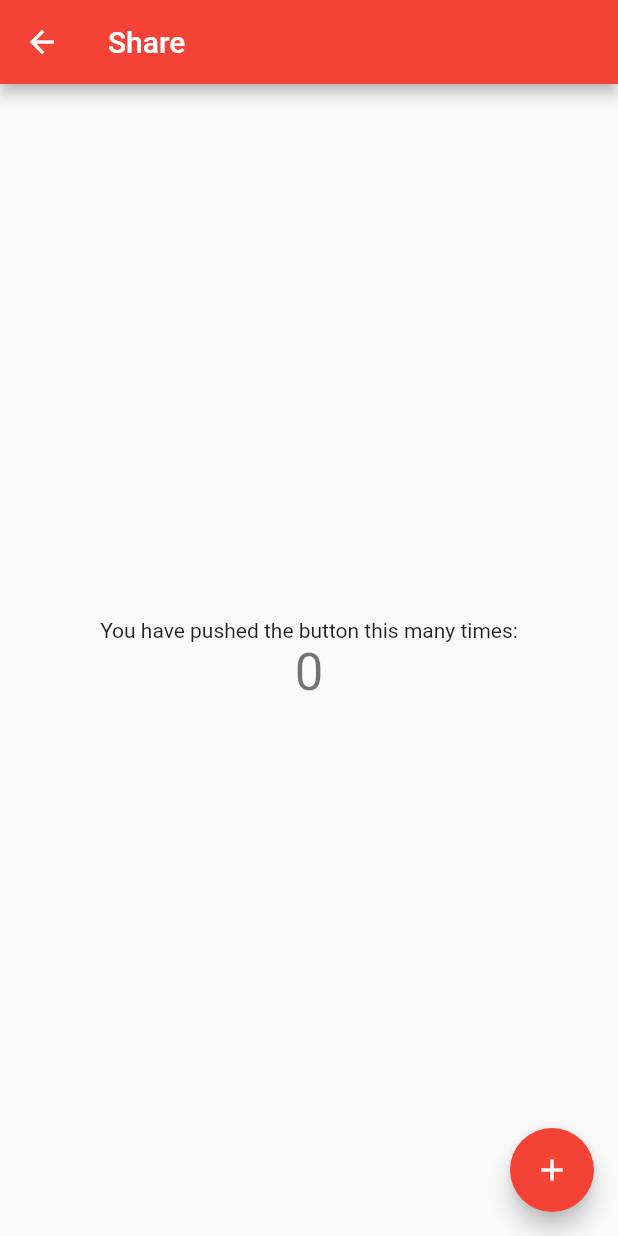
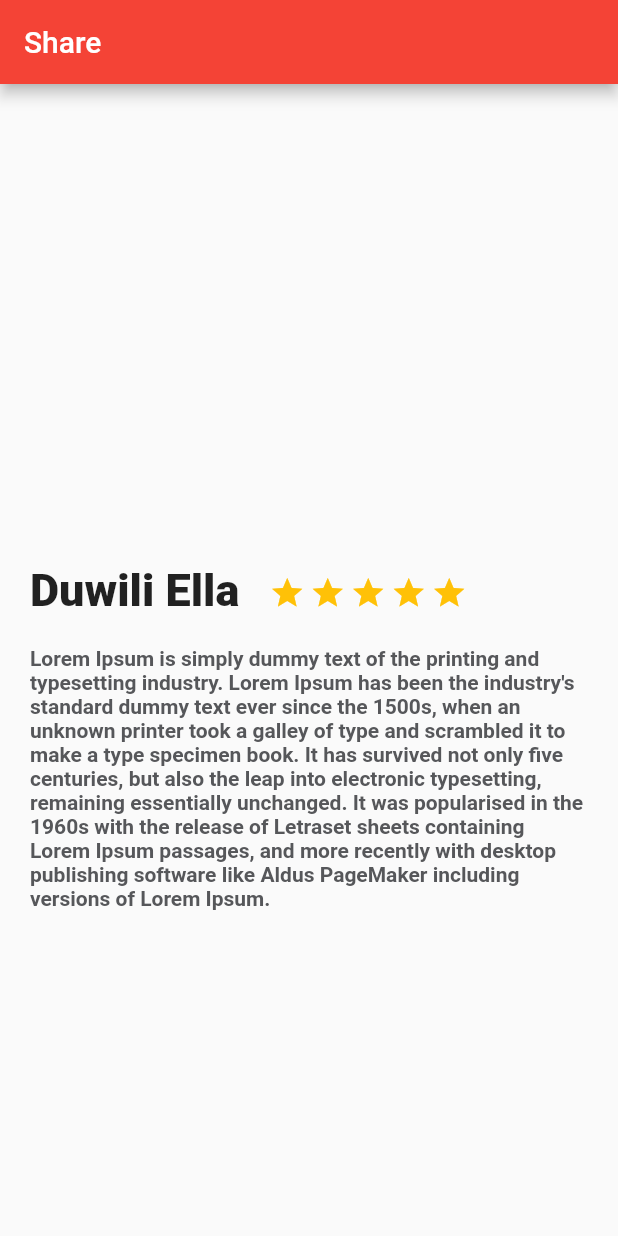
Before and after one commit to demanzanoc/first_flutter_app, a Flutter app: the screen it shows after launch, on a phone screen of 412 x 824 dp. Run offline on Flutter 3.47's test engine with Material 2 defaults, Android fonts, the phone set to English and light mode, and no system bars.

Commit message:
Se agregan componentes de texto e iconos de estrellas en descripción de pantalla

```diff
--- /dev/null
+++ b/lib/description_place.dart
@@ -0,0 +1,68 @@
+import 'package:flutter/material.dart';
+
+class DescriptionPlace extends StatelessWidget {
+  DescriptionPlace({super.key});
+
+  String description =
+      "Lorem Ipsum is simply dummy text of the printing and typesetting industry. Lorem Ipsum has been the industry's standard dummy text ever since the 1500s, when an unknown printer took a galley of type and scrambled it to make a type specimen book. It has survived not only five centuries, but also the leap into electronic typesetting, remaining essentially unchanged. It was popularised in the 1960s with the release of Letraset sheets containing Lorem Ipsum passages, and more recently with desktop publishing software like Aldus PageMaker including versions of Lorem Ipsum.";
+
+  @override
+  Widget build(BuildContext context) {
+    final star = Container(
+      margin: const EdgeInsets.only(top: 323.0, right: 3.0),
+      child: const Icon(
+        Icons.star,
+        color: Colors.amber,
+      ),
+    );
+
+    final descriptionText = Container(
+      margin: const EdgeInsets.only(
+        top: 20.0,
+        left: 20.0,
+        right: 20.0,
+      ),
+      child: Text(
+        description,
+        style: const TextStyle(
+            fontSize: 14.0,
+            fontWeight: FontWeight.bold,
+            color: Color(0xFF56575a)),
+      ),
+    );
+
+    return Column(
+      children: [
+        Row(
+          children: [
+            Container(
+              margin: const EdgeInsets.only(
+                top: 320.0,
+                left: 20.0,
+                right: 20.0,
+              ),
+              child: const Text(
+                "Duwili Ella",
+                style: TextStyle(
+                  fontSize: 30.0,
+                  fontWeight: FontWeight.w900,
+                ),
+                textAlign: TextAlign.left,
+              ),
+            ),
+            Row(
+              children: [
+                star,
+                star,
+                star,
+                star,
+                star,
+              ],
+            ),
+          ],
+        ),
+        descriptionText,
+      ],
+    );
+  }
+}
--- a/lib/main.dart
+++ b/lib/main.dart
@@ -1,4 +1,5 @@
 import 'package:flutter/material.dart';
+import 'description_place.dart';
 
 void main() {
   runApp(const MyApp());
@@ -43,7 +44,7 @@ class _MyHomePageState extends State<MyHomePage> {
     return Scaffold(
       appBar: AppBar(
         title: Text(widget.title),
-        leading: Builder(
+        /*leading: Builder(
           builder: (BuildContext context) {
             return IconButton(
               icon: const Icon(Icons.arrow_back),
@@ -54,9 +55,10 @@ class _MyHomePageState extends State<MyHomePage> {
               tooltip: MaterialLocalizations.of(context).backButtonTooltip,
             );
           },
-        ),
+        ),*/
       ),
-      body: Center(
+      body: DescriptionPlace()
+      /*Center(
         child: Column(
           mainAxisAlignment: MainAxisAlignment.center,
           children: <Widget>[
@@ -74,7 +76,7 @@ class _MyHomePageState extends State<MyHomePage> {
         onPressed: _incrementCounter,
         tooltip: 'Increment',
         child: const Icon(Icons.add),
-      ),
+      ),*/
     );
   }
 }
```
